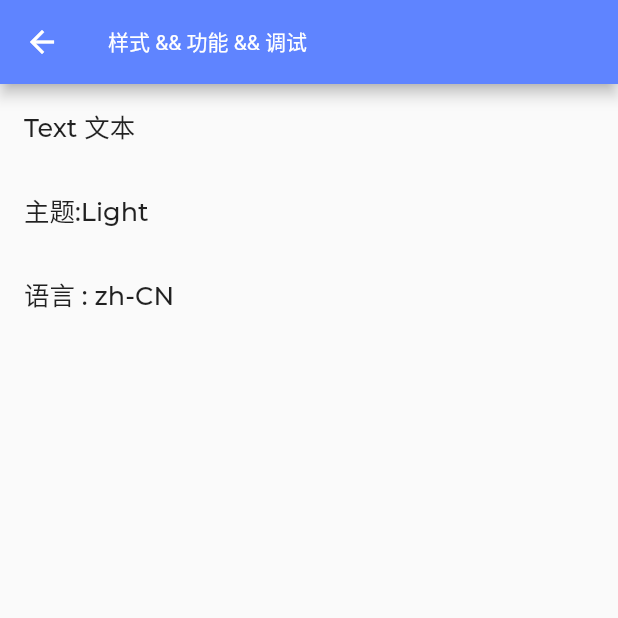
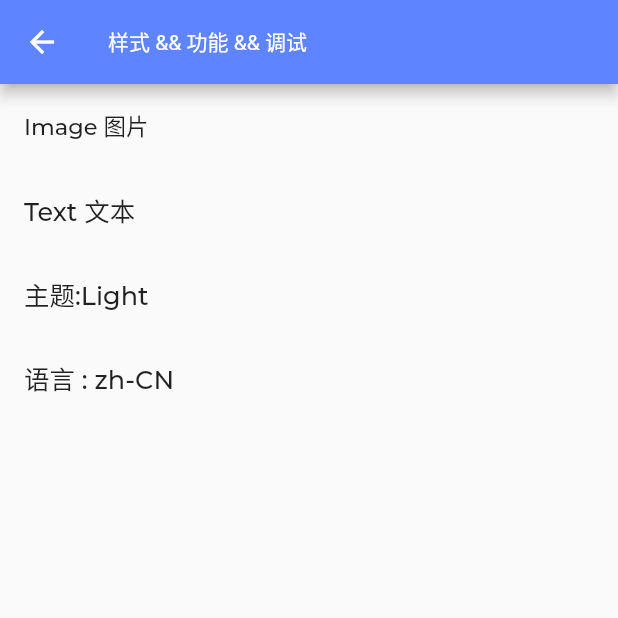
Before and after one commit to ChaoQunPeng/flutter_woo, a Flutter app: the StyleIndexPage screen opened by its route, after a tap on an icon or button, on a phone screen of 412 x 824 dp, the top half of it. Run offline on Flutter 3.47's test engine with Material 3 defaults, Android fonts, the light colour scheme and no system bars; our stand-ins replace badges, dio, extended_image, flutter_svg, get, package_info_plus and 1 more; accounts and stored records are empty; network calls fail; statements that could not run were skipped; project files that could hold a hidden picture were left out.

Commit message:
✨ feat: 增加图片组件

```diff
--- /dev/null
+++ b/lib/common/widgets/image.dart
@@ -0,0 +1,196 @@
+/*
+ * @Author: PengChaoQun 1152684231@qq.com
+ * @Date: 2024-06-03 23:38:23
+ * @LastEditors: PengChaoQun 1152684231@qq.com
+ * @LastEditTime: 2024-06-04 00:13:34
+ * @FilePath: /flutter_woo_commerce_getx_learn/lib/common/widgets/image.dart
+ * @Description:
+ */
+import 'dart:io';
+
+import 'package:extended_image/extended_image.dart';
+import 'package:flutter/cupertino.dart';
+import 'package:flutter/material.dart';
+import 'package:flutter_woo_commerce_getx_learn/common/style/index.dart';
+
+import 'icon.dart';
+
+enum ImageWidgetType { asset, network, file }
+
+class ImageWidget extends StatelessWidget {
+  /// 网址
+  final String url;
+
+  /// 类型
+  final ImageWidgetType type;
+
+  /// 圆角
+  final double? radius;
+
+  /// 宽度
+  final double? width;
+
+  /// 高度
+  final double? height;
+
+  /// 自适应方式
+  final BoxFit? fit;
+
+  /// 占位图
+  final Widget? placeholder;
+
+  /// 背景颜色
+  final Color? backgroundColor;
+
+  final Widget Function(
+    BuildContext context,
+    ImageProvider provider,
+    Widget completed,
+    Size? size,
+  )? builder;
+
+  const ImageWidget({
+    super.key,
+    required this.type,
+    required this.url,
+    this.radius,
+    this.width,
+    this.height,
+    this.fit,
+    this.placeholder,
+    this.backgroundColor,
+    this.builder,
+  });
+
+  const ImageWidget.url(
+    this.url, {
+    super.key,
+    this.radius,
+    this.width,
+    this.height,
+    this.fit,
+    this.placeholder,
+    this.backgroundColor,
+    this.type = ImageWidgetType.network,
+    this.builder,
+  });
+
+  const ImageWidget.asset(
+    this.url, {
+    Key? key,
+    this.radius,
+    this.width,
+    this.height,
+    this.fit,
+    this.placeholder,
+    this.backgroundColor,
+    this.builder,
+  })  : type = ImageWidgetType.asset,
+        super(key: key);
+
+  const ImageWidget.file(
+    this.url, {
+    Key? key,
+    this.radius,
+    this.width,
+    this.height,
+    this.fit,
+    this.placeholder,
+    this.backgroundColor,
+    this.builder,
+  })  : type = ImageWidgetType.file,
+        super(key: key);
+
+  Widget get _placeholder =>
+      placeholder ??
+      IconWidget.image(
+        'assets/images/default.png',
+        size: 36,
+      );
+
+  @override
+  Widget build(BuildContext context) {
+    final borderRadius = BorderRadius.all(
+      Radius.circular(radius ?? AppRadius.image),
+    );
+
+    Widget? image;
+
+    switch (type) {
+      case ImageWidgetType.asset:
+        image = ExtendedImage.asset(
+          url,
+          width: width,
+          height: height,
+          fit: fit,
+          shape: BoxShape.rectangle,
+          borderRadius: borderRadius,
+          loadStateChanged: (state) => _buildLoadState(context, state),
+        );
+        break;
+      case ImageWidgetType.network:
+        if (!url.contains('http')) break;
+        image = ExtendedImage.network(
+          url,
+          width: width,
+          height: height,
+          fit: fit,
+          shape: BoxShape.rectangle,
+          borderRadius: borderRadius,
+          loadStateChanged: (state) => _buildLoadState(context, state),
+        );
+        break;
+      case ImageWidgetType.file:
+        image = ExtendedImage.file(
+          File(url),
+          width: width,
+          height: height,
+          fit: fit,
+          shape: BoxShape.rectangle,
+          borderRadius: borderRadius,
+          loadStateChanged: (state) => _buildLoadState(context, state),
+        );
+    }
+
+    return Container(
+      clipBehavior: Clip.antiAlias,
+      width: width,
+      height: height,
+      child: image ?? _placeholder,
+      decoration: BoxDecoration(
+        color: backgroundColor,
+        borderRadius: borderRadius,
+      ),
+    );
+  }
+
+  Widget _buildLoadState(BuildContext context, ExtendedImageState state) {
+    switch (state.extendedImageLoadState) {
+      // 正在读取
+      case LoadState.loading:
+
+        return _placeholder;
+      // 读取成功
+      case LoadState.completed:
+        Size? size;
+        if (state.extendedImageInfo != null) {
+          size = Size(
+            state.extendedImageInfo!.image.width.toDouble(),
+            state.extendedImageInfo!.image.height.toDouble(),
+          );
+        }
+        final provider = state.imageProvider;
+        final completed = state.completedWidget;
+        return builder?.call(context, provider, completed, size) ?? completed;
+      // 读取失败
+      case LoadState.failed:
+        return const Center(
+          child: Icon(
+            CupertinoIcons.info_circle,
+            size: 20,
+            color: Colors.grey,
+          ),
+        );
+    }
+  }
+}
--- a/lib/common/widgets/index.dart
+++ b/lib/common/widgets/index.dart
@@ -2,7 +2,7 @@
  * @Author: PengChaoQun 1152684231@qq.com
  * @Date: 2024-06-01 16:24:42
  * @LastEditors: PengChaoQun 1152684231@qq.com
- * @LastEditTime: 2024-06-02 23:02:42
+ * @LastEditTime: 2024-06-04 00:04:59
  * @FilePath: /flutter_woo_commerce_getx_learn/lib/common/widgets/index.dart
  * @Description:
  */
@@ -10,3 +10,4 @@ library widgets;
 
 export './text.dart';
 export './icon.dart';
+export './image.dart';
--- a/lib/main.dart
+++ b/lib/main.dart
@@ -27,7 +27,7 @@ class MyApp extends StatelessWidget {
       debugShowCheckedModeBanner: false,
 
       // 路由
-      initialRoute: RouteNames.stylesIcon,
+      initialRoute: RouteNames.stylesImage,
       getPages: RoutePages.list,
       navigatorObservers: [RoutePages.observer],
       // home: const MyHomePage(title: 'Flutter Demo Home Page'),
--- a/lib/pages/styles/image/view.dart
+++ b/lib/pages/styles/image/view.dart
@@ -1,4 +1,13 @@
+/*
+ * @Author: PengChaoQun 1152684231@qq.com
+ * @Date: 2024-06-01 18:13:33
+ * @LastEditors: PengChaoQun 1152684231@qq.com
+ * @LastEditTime: 2024-06-04 00:08:28
+ * @FilePath: /flutter_woo_commerce_getx_learn/lib/pages/styles/image/view.dart
+ * @Description:
+ */
 import 'package:flutter/material.dart';
+import 'package:flutter_woo_commerce_getx_learn/common/index.dart';
 import 'package:get/get.dart';
 
 import 'index.dart';
@@ -8,8 +17,18 @@ class ImagePage extends GetView<ImageController> {
 
   // 主视图
   Widget _buildView() {
-    return const Center(
-      child: Text("ImagePage"),
+    return ListView(
+      children: const [
+        ListTile(
+          leading: ImageWidget.url(
+              "https://ducafecat.oss-cn-beijing.aliyuncs.com/wp-content/uploads/2022/02/90bb74497f090c48e1df1ec1ca31fb11-450x450.jpg"),
+          title: TextWidget.body1("ImageWidget.url"),
+        ),
+        ListTile(
+          leading: ImageWidget.asset(AssetsImages.welcomePng),
+          title: TextWidget.body1("ImageWidget.asset"),
+        ),
+      ],
     );
   }
 
--- a/lib/pages/styles/style_index/view.dart
+++ b/lib/pages/styles/style_index/view.dart
@@ -2,7 +2,7 @@
  * @Author: PengChaoQun 1152684231@qq.com
  * @Date: 2024-06-01 17:48:51
  * @LastEditors: PengChaoQun 1152684231@qq.com
- * @LastEditTime: 2024-06-02 15:22:00
+ * @LastEditTime: 2024-06-04 00:00:42
  * @FilePath: /flutter_woo_commerce_getx_learn/lib/pages/styles/style_index/view.dart
  * @Description:
  */
@@ -18,6 +18,11 @@ class StyleIndexPage extends GetView<StyleIndexController> {
   // 主视图
   Widget _buildView() {
     return Column(children: [
+      // 图片
+      ListTile(
+        onTap: () => Get.toNamed(RouteNames.stylesImage),
+        title: const TextWidget.body1("Image 图片"),
+      ),
       // 文本
       ListTile(
         onTap: () => Get.toNamed(RouteNames.stylesText),
--- a/pubspec.yaml
+++ b/pubspec.yaml
@@ -42,6 +42,7 @@ dependencies:
   dio: ^5.4.3+1
   flutter_svg: ^2.0.10+1
   badges: ^3.1.2
+  extended_image: ^8.2.1
 
 dev_dependencies:
   flutter_test:
```
Also changed, not shown: pubspec.lock, 3 other files.
